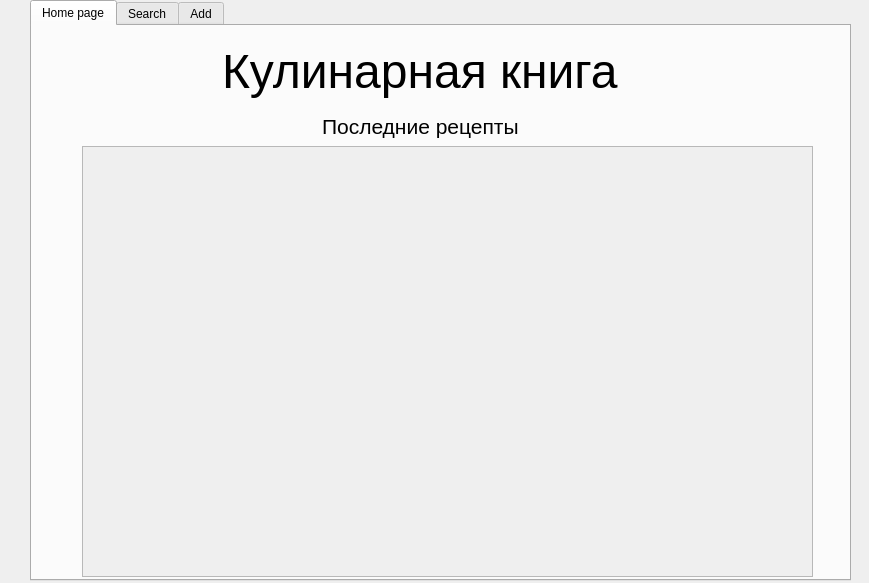
moevm/gui-1h2017-09, file mainwindow.ui: the form before one commit.
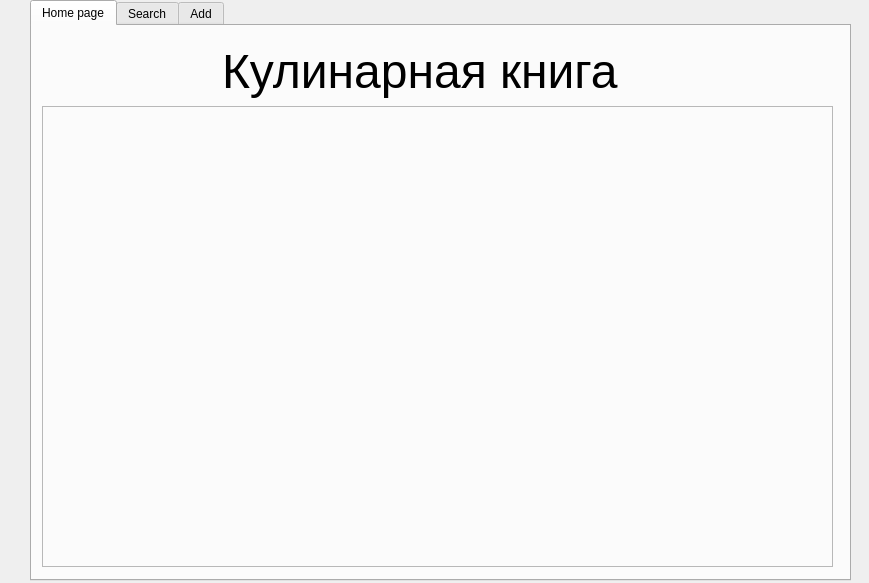
The form after the commit. The open tabs and pages were chosen to show the change.

The edit to the form file:
```diff
--- a/mainwindow.ui
+++ b/mainwindow.ui
@@ -60,119 +60,22 @@
        <string>Кулинарная книга</string>
       </property>
      </widget>
-     <widget class="QLabel" name="label_6">
+     <widget class="QFrame" name="frame_start">
       <property name="geometry">
        <rect>
-        <x>290</x>
+        <x>10</x>
         <y>80</y>
-        <width>211</width>
-        <height>41</height>
+        <width>791</width>
+        <height>461</height>
        </rect>
       </property>
-      <property name="font">
-       <font>
-        <pointsize>16</pointsize>
-       </font>
+      <property name="frameShape">
+       <enum>QFrame::StyledPanel</enum>
       </property>
-      <property name="text">
-       <string>Последние рецепты</string>
+      <property name="frameShadow">
+       <enum>QFrame::Raised</enum>
       </property>
      </widget>
-     <widget class="QScrollArea" name="scrollArea">
-      <property name="geometry">
-       <rect>
-        <x>50</x>
-        <y>120</y>
-        <width>731</width>
-        <height>431</height>
-       </rect>
-      </property>
-      <property name="sizePolicy">
-       <sizepolicy hsizetype="Minimum" vsizetype="Minimum">
-        <horstretch>0</horstretch>
-        <verstretch>0</verstretch>
-       </sizepolicy>
-      </property>
-      <property name="sizeIncrement">
-       <size>
-        <width>100</width>
-        <height>105</height>
-       </size>
-      </property>
-      <property name="focusPolicy">
-       <enum>Qt::NoFocus</enum>
-      </property>
-      <property name="contextMenuPolicy">
-       <enum>Qt::NoContextMenu</enum>
-      </property>
-      <property name="lineWidth">
-       <number>20</number>
-      </property>
-      <property name="horizontalScrollBarPolicy">
-       <enum>Qt::ScrollBarAlwaysOff</enum>
-      </property>
-      <property name="sizeAdjustPolicy">
-       <enum>QAbstractScrollArea::AdjustToContentsOnFirstShow</enum>
-      </property>
-      <property name="widgetResizable">
-       <bool>true</bool>
-      </property>
-      <property name="alignment">
-       <set>Qt::AlignCenter</set>
-      </property>
-      <widget class="QWidget" name="scrollAreaWidgetContents">
-       <property name="geometry">
-        <rect>
-         <x>0</x>
-         <y>0</y>
-         <width>729</width>
-         <height>429</height>
-        </rect>
-       </property>
-       <property name="sizePolicy">
-        <sizepolicy hsizetype="Expanding" vsizetype="Expanding">
-         <horstretch>0</horstretch>
-         <verstretch>0</verstretch>
-        </sizepolicy>
-       </property>
-       <property name="contextMenuPolicy">
-        <enum>Qt::NoContextMenu</enum>
-       </property>
-       <property name="autoFillBackground">
-        <bool>true</bool>
-       </property>
-       <widget class="QWidget" name="verticalLayoutWidget_2">
-        <property name="geometry">
-         <rect>
-          <x>0</x>
-          <y>0</y>
-          <width>721</width>
-          <height>691</height>
-         </rect>
-        </property>
-        <layout class="QVBoxLayout" name="verticalLayout_last_rep">
-         <property name="spacing">
-          <number>15</number>
-         </property>
-         <property name="sizeConstraint">
-          <enum>QLayout::SetFixedSize</enum>
-         </property>
-         <property name="leftMargin">
-          <number>15</number>
-         </property>
-         <property name="topMargin">
-          <number>10</number>
-         </property>
-         <property name="rightMargin">
-          <number>10</number>
-         </property>
-         <property name="bottomMargin">
-          <number>15</number>
-         </property>
-        </layout>
-       </widget>
-      </widget>
-     </widget>
     </widget>
     <widget class="QWidget" name="searchWidget">
      <attribute name="title">
```
Left out of the diff: 2 changed lines with no effect on the pictures.
